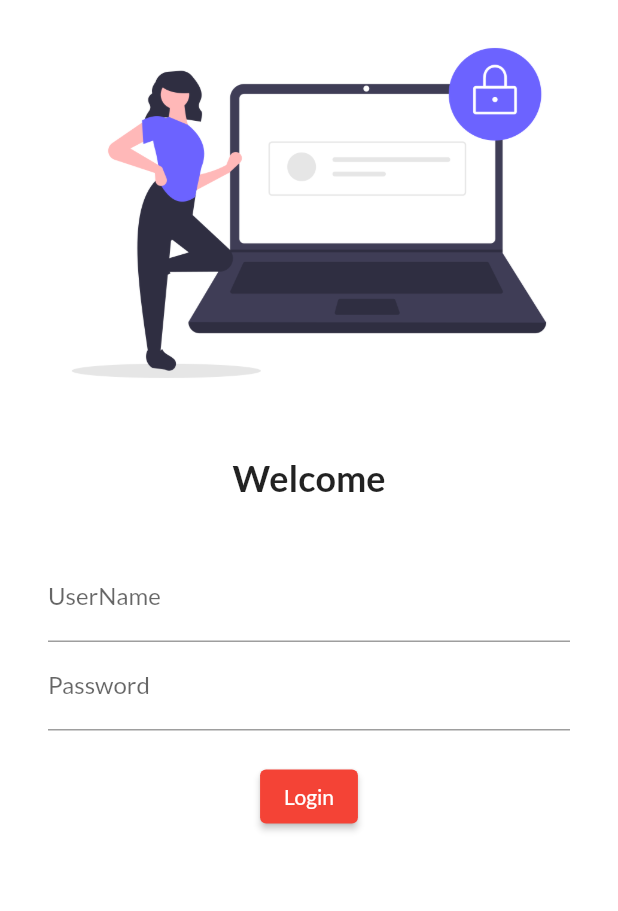
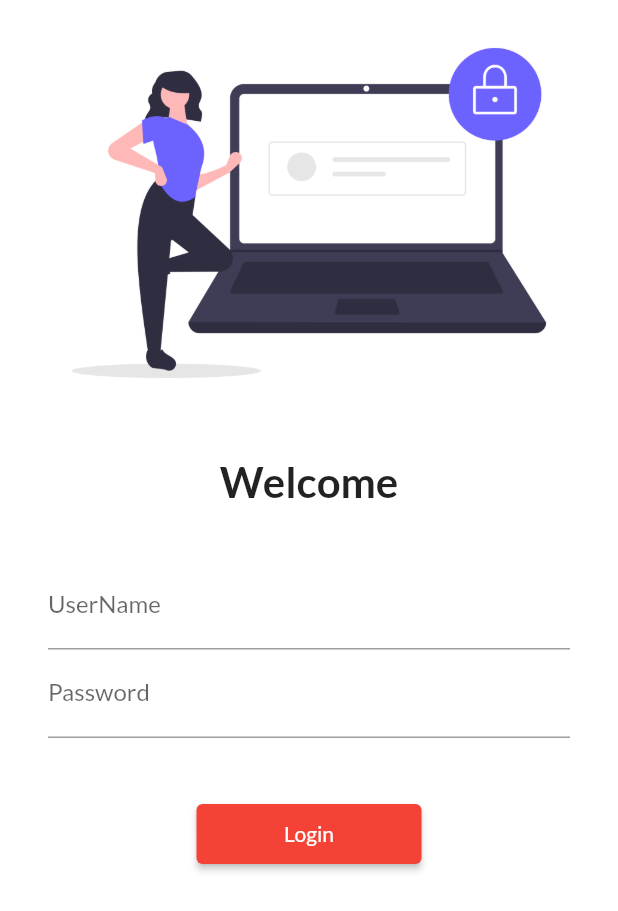
Before and after one commit to nischal-jadhav123/30DaysOfFlutter, a Flutter app: the screen it shows after launch, on a phone screen of 412 x 824 dp. Shown: the top 911 px of the screen. Run offline on Flutter 3.47's test engine with Material 2 defaults, Android fonts, the phone set to English and light mode, and no system bars; our stand-ins replace google_fonts; missing offline and left inert: dart:ffi.

Commit message:
day5 changes

```diff
--- a/lib/main.dart
+++ b/lib/main.dart
@@ -1,6 +1,7 @@
 import 'package:flutter/material.dart';
 import 'package:flutter_catalog/pages/home_page.dart';
 import 'package:flutter_catalog/pages/login_page.dart';
+import 'package:flutter_catalog/utils/routes.dart';
 import 'package:google_fonts/google_fonts.dart';
 
 void main() {
@@ -13,14 +14,16 @@ class MyApp extends StatelessWidget {
   @override
   Widget build(BuildContext context) {
     return MaterialApp(
+      debugShowCheckedModeBanner: false,
       themeMode: ThemeMode.light,
       theme: ThemeData(
           primarySwatch: Colors.red, fontFamily: GoogleFonts.lato().fontFamily),
       darkTheme: ThemeData(brightness: Brightness.dark),
-      initialRoute: "/login",
+      initialRoute: "/",
       routes: {
-        "/": (context) => HomePage(),
-        "/login": (context) => LoginPage(),
+        "/": (context) => LoginPage(),
+        MyRoutes.homeRoute: (context) => HomePage(),
+        MyRoutes.loginRoute: (context) => LoginPage(),
       },
     );
   }
--- a/lib/pages/login_page.dart
+++ b/lib/pages/login_page.dart
@@ -1,6 +1,7 @@
 // ignore_for_file: prefer_const_constructors
 
 import 'package:flutter/material.dart';
+import 'package:flutter_catalog/utils/routes.dart';
 
 class LoginPage extends StatelessWidget {
   const LoginPage({super.key});
@@ -9,6 +10,7 @@ class LoginPage extends StatelessWidget {
   Widget build(BuildContext context) {
     return Material(
       color: Colors.white,
+      child: SingleChildScrollView(
         child: Column(
           children: [
             Image.asset(
@@ -20,7 +22,7 @@ class LoginPage extends StatelessWidget {
             ),
             Text(
               "Welcome",
-            style: TextStyle(fontSize: 24, fontWeight: FontWeight.bold),
+              style: TextStyle(fontSize: 28, fontWeight: FontWeight.bold),
             ),
             SizedBox(
               height: 20.0,
@@ -40,20 +42,21 @@ class LoginPage extends StatelessWidget {
                         hintText: "Enter Password", labelText: "Password"),
                   ),
                   SizedBox(
-                  height: 20.0,
+                    height: 40.0,
                   ),
                   ElevatedButton(
                     child: Text("Login"),
                     onPressed: () {
-                    print("Hi Nischal");
+                      Navigator.pushNamed(context, MyRoutes.homeRoute);
                     },
-                  style: TextButton.styleFrom(),
+                    style: TextButton.styleFrom(minimumSize: Size(150, 40)),
                   )
                 ],
               ),
             )
           ],
         ),
+      ),
     );
   }
 }
--- /dev/null
+++ b/lib/utils/routes.dart
@@ -0,0 +1,4 @@
+class MyRoutes {
+  static String loginRoute = "/login";
+  static String homeRoute = "/home";
+}
```
Lines whose indentation alone changed are shown as unchanged.
